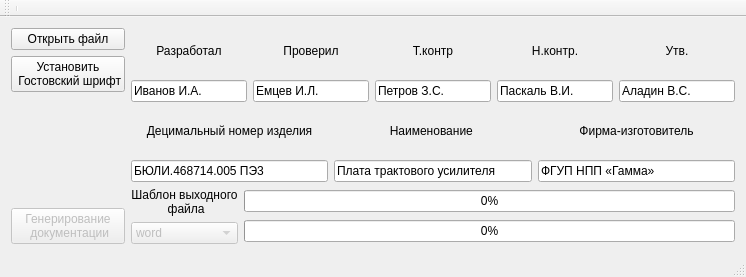
pivleonid/gp, file mainwindow.ui: the form before one commit.
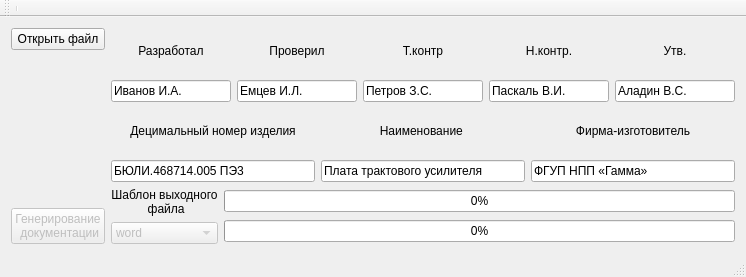
The form after the commit.

Patch:
```diff
--- a/mainwindow.ui
+++ b/mainwindow.ui
@@ -36,7 +36,7 @@
         </property>
        </widget>
       </item>
-      <item row="2" column="0">
+      <item row="1" column="0">
        <spacer name="verticalSpacer">
         <property name="orientation">
          <enum>Qt::Vertical</enum>
@@ -52,7 +52,7 @@
         </property>
        </spacer>
       </item>
-      <item row="3" column="0">
+      <item row="2" column="0">
        <widget class="QPushButton" name="docGen">
         <property name="enabled">
          <bool>false</bool>
@@ -69,14 +69,6 @@
         </property>
        </widget>
       </item>
-      <item row="1" column="0">
-       <widget class="QPushButton" name="gost">
-        <property name="text">
-         <string>Установить
- Гостовский шрифт</string>
-        </property>
-       </widget>
-      </item>
      </layout>
     </item>
     <item row="0" column="1">
```
